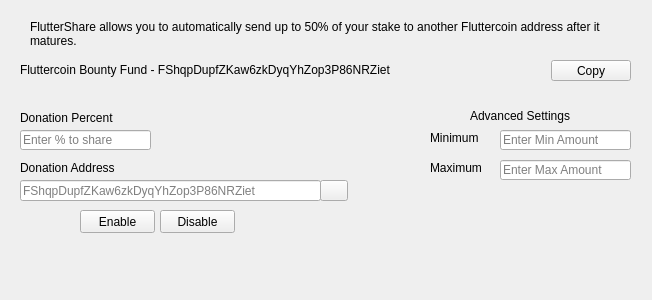
This is src/qt/forms/savingsdialog.ui in ofeefee/fluttercoin as Qt 5 draws it before an edit. The edited form follows.
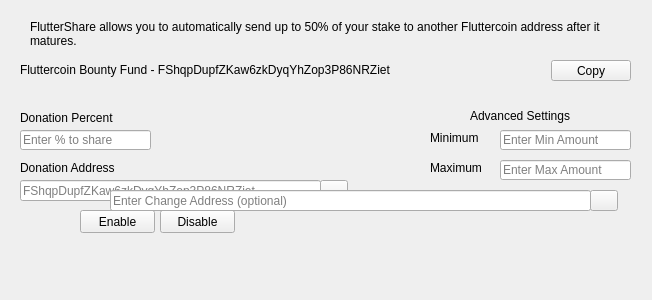
This is the edited form. Icons and pictures are not drawn.

Patch:
```diff
--- a/src/qt/forms/savingsdialog.ui
+++ b/src/qt/forms/savingsdialog.ui
@@ -182,6 +182,48 @@
     <bool>false</bool>
    </property>
   </widget>
+  <widget class="QLineEdit" name="savingsChangeAddressEdit">
+   <property name="geometry">
+    <rect>
+     <x>110</x>
+     <y>190</y>
+     <width>481</width>
+     <height>21</height>
+    </rect>
+   </property>
+   <property name="toolTip">
+    <string>Change address must be owned by you</string>
+   </property>
+   <property name="placeholderText">
+    <string>Enter Change Address (optional)</string>
+   </property>
+  </widget>
+  <widget class="QPushButton" name="changeAddressBookButton">
+   <property name="geometry">
+    <rect>
+     <x>590</x>
+     <y>190</y>
+     <width>28</width>
+     <height>21</height>
+    </rect>
+   </property>
+   <property name="toolTip">
+    <string>Choose an address from the address book</string>
+   </property>
+   <property name="text">
+    <string/>
+   </property>
+   <property name="icon">
+    <iconset resource="../bitcoin.qrc">
+     <normaloff>:/icons/address-book</normaloff>:/icons/address-book</iconset>
+   </property>
+   <property name="shortcut">
+    <string>Alt+A</string>
+   </property>
+   <property name="autoDefault">
+    <bool>false</bool>
+   </property>
+  </widget>
   <widget class="QLabel" name="label">
    <property name="geometry">
     <rect>
```
